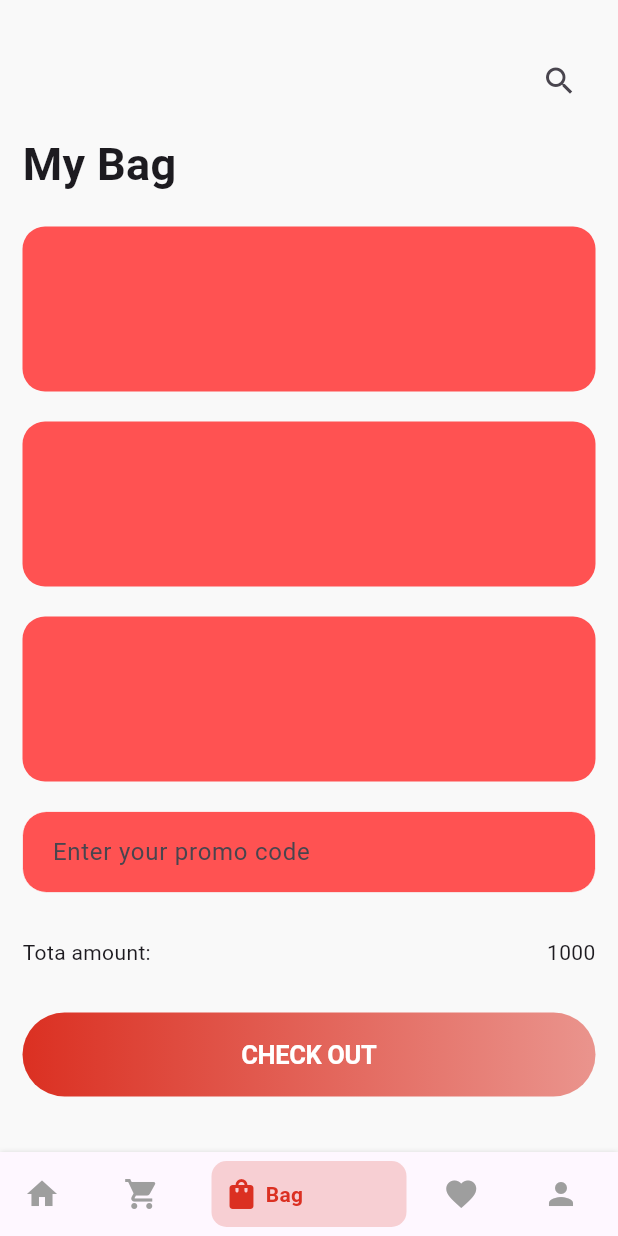
After one commit to RashadZA/fashion_shoping, a Flutter app: the MainScreen screen opened directly, item 3 of the bottom bar chosen, on a phone screen of 412 x 824 dp. The commit adds this screen. Run offline on Flutter 3.47's test engine with Material 3 defaults, Android fonts, the light colour scheme and no system bars; drawn by our look-alikes of bottom_navy_bar.

Commit message:
Main Screen Feature done

```diff
--- a/lib/core/utils/app_color.dart
+++ b/lib/core/utils/app_color.dart
@@ -16,6 +16,8 @@ const Color whiteColor = Colors.white;
 
 const primaryTextColor = Color(0xFF222222);
 
+const Color primaryColor = Color(0xFFDB3022);
+
 const Color buttonPrimaryColor = Color(0xFFDB3022);
 
 const Color gradientStartColor = Color(0xFFDB3022);
--- /dev/null
+++ b/lib/core/utils/app_data.dart
@@ -0,0 +1,42 @@
+part of 'design_utils.dart';
+
+ List<BottomNavigationBarItemModel> bottomNavigationBarItemList = [
+   BottomNavigationBarItemModel(
+    title: "Home",
+    icon: const Icon(Icons.home),
+    activeColor:  primaryColor,
+     inActiveColor: Colors.grey,
+  ),
+   BottomNavigationBarItemModel(
+    title: "Shop",
+    icon: const Icon(Icons.shopping_cart),
+    activeColor:  primaryColor,
+    inActiveColor: Colors.grey,
+  ),
+   BottomNavigationBarItemModel(
+    title: "Bag",
+    icon: const Icon(Icons.shopping_bag_rounded),
+    activeColor:  primaryColor,
+    inActiveColor: Colors.grey,
+  ),
+   BottomNavigationBarItemModel(
+    title: "Favorites",
+    icon: const Icon(Icons.favorite),
+    activeColor:  primaryColor,
+    inActiveColor: Colors.grey,
+  ),
+   BottomNavigationBarItemModel(
+    title: "Profile",
+    icon: const Icon(Icons.person),
+    activeColor: primaryColor,
+    inActiveColor: Colors.grey,
+  ),
+];
+
+ List<Widget> screensList = [
+ const HomeScreen(),
+ const ShopScreen(),
+ BagScreen(),
+ const FavoritesScreen(),
+ const ProfileScreen()
+];
--- a/lib/core/utils/design_utils.dart
+++ b/lib/core/utils/design_utils.dart
@@ -1,5 +1,13 @@
+import 'package:bottom_navy_bar/bottom_navy_bar.dart';
+import 'package:fashion_shoping/features/bag/presentation/pages/bag_screen.dart';
+import 'package:fashion_shoping/features/favorites/presentation/pages/favorites_screen.dart';
+import 'package:fashion_shoping/features/home/presentation/pages/home_screen.dart';
+import 'package:fashion_shoping/features/main/models/bottom_navigation_bar_item.dart';
+import 'package:fashion_shoping/features/profile/presentation/pages/profile_screen.dart';
+import 'package:fashion_shoping/features/shop/presentation/pages/shop_screen.dart';
 import 'package:flutter/cupertino.dart';
 import 'package:flutter/material.dart';
 
 part 'app_color.dart';
 part 'app_contants.dart';
+part 'app_data.dart';
--- /dev/null
+++ b/lib/features/bag/presentation/pages/bag_screen.dart
@@ -0,0 +1,106 @@
+import 'package:fashion_shoping/core/utils/design_utils.dart';
+import 'package:fashion_shoping/core/widgets/buttons/core_flat_button.dart';
+import 'package:fashion_shoping/core/widgets/core_textField.dart';
+import 'package:flutter/material.dart';
+
+class BagScreen extends StatelessWidget {
+  BagScreen({super.key});
+  final TextEditingController promoCodeTextEditController =
+      TextEditingController();
+
+  @override
+  Widget build(BuildContext context) {
+    return Scaffold(
+      backgroundColor: scaffoldBackgroundColor,
+      body: SingleChildScrollView(
+        padding: const EdgeInsets.symmetric(
+          horizontal: 15,
+          vertical: 30,
+        ),
+        child: Column(
+          crossAxisAlignment: CrossAxisAlignment.start,
+          children: [
+            Row(
+              children: [
+                Spacer(),
+                IconButton(
+                  onPressed: () {},
+                  icon: Icon(Icons.search),
+                ),
+              ],
+            ),
+            const SizedBox(
+              height: 10,
+            ),
+            const Text(
+              "My Bag",
+              style: TextStyle(
+                fontSize: 30,
+                fontWeight: FontWeight.bold,
+              ),
+            ),
+            const SizedBox(
+              height: 20,
+            ),
+            Container(
+              height: 110,
+              decoration: BoxDecoration(
+                color: redAccentColor,
+                borderRadius: BorderRadius.circular(15),
+              ),
+            ),
+            const SizedBox(
+              height: 20,
+            ),
+            Container(
+              height: 110,
+              decoration: BoxDecoration(
+                color: redAccentColor,
+                borderRadius: BorderRadius.circular(15),
+              ),
+            ),
+            const SizedBox(
+              height: 20,
+            ),
+            Container(
+              height: 110,
+              decoration: BoxDecoration(
+                color: redAccentColor,
+                borderRadius: BorderRadius.circular(15),
+              ),
+            ),
+            const SizedBox(
+              height: 20,
+            ),
+            CoreTextField(
+              fillColor: redAccentColor,
+              hintText: "Enter your promo code",
+              keyboardType: TextInputType.text,
+              textInputAction: TextInputAction.done,
+              controller: promoCodeTextEditController,
+            ),
+            const SizedBox(
+              height: 30,
+            ),
+            Row(
+              mainAxisAlignment: MainAxisAlignment.spaceBetween,
+              children: [
+                Text("Tota amount:"),
+                Text("1000"),
+              ],
+            ),
+            const SizedBox(
+              height: 30,
+            ),
+            CoreFlatButton(
+              onPressed: (){},
+              borderRadius: 30,
+              text: "CHECK OUT",
+              isGradientBg: true,
+            ),
+          ],
+        ),
+      ),
+    );
+  }
+}
--- /dev/null
+++ b/lib/features/favorites/presentation/pages/favorites_screen.dart
@@ -0,0 +1,18 @@
+import 'package:fashion_shoping/core/utils/design_utils.dart';
+import 'package:flutter/material.dart';
+
+class FavoritesScreen extends StatelessWidget {
+  const FavoritesScreen({super.key});
+
+  @override
+  Widget build(BuildContext context) {
+    return const Scaffold(
+      backgroundColor: scaffoldBackgroundColor,
+      body: Center(
+        child: Text(
+            "Favorites Screen"
+        ),
+      ),
+    );
+  }
+}
--- /dev/null
+++ b/lib/features/home/presentation/pages/home_screen.dart
@@ -0,0 +1,18 @@
+import 'package:fashion_shoping/core/utils/design_utils.dart';
+import 'package:flutter/material.dart';
+
+class HomeScreen extends StatelessWidget {
+  const HomeScreen({super.key});
+
+  @override
+  Widget build(BuildContext context) {
+    return const Scaffold(
+      backgroundColor: scaffoldBackgroundColor,
+      body: Center(
+        child: Text(
+          "Home Screen"
+        ),
+      ),
+    );
+  }
+}
--- a/lib/features/login/presentation/pages/signin_screen.dart
+++ b/lib/features/login/presentation/pages/signin_screen.dart
@@ -4,6 +4,7 @@ import 'package:fashion_shoping/core/widgets/buttons/core_flat_button.dart';
 import 'package:fashion_shoping/core/widgets/core_textField.dart';
 import 'package:fashion_shoping/features/login/presentation/pages/forgot_password.dart';
 import 'package:fashion_shoping/features/login/presentation/pages/signup_screen.dart';
+import 'package:fashion_shoping/features/main/main_screen.dart';
 import 'package:flutter/material.dart';
 
 class SignInScreen extends StatelessWidget {
@@ -82,7 +83,13 @@ class SignInScreen extends StatelessWidget {
                     height: 10,
                   ),
                   CoreFlatButton(
-                    onPressed: (){},
+                    onPressed: (){
+                      Navigator.of(context).pushReplacement(
+                        MaterialPageRoute(
+                          builder: (context) => const MainScreen(),
+                        ),
+                      );
+                    },
                     text: "SIGN IN",
                     isGradientBg: true,
                   ),
--- /dev/null
+++ b/lib/features/main/main_screen.dart
@@ -0,0 +1,58 @@
+import 'package:animations/animations.dart';
+import 'package:bottom_navy_bar/bottom_navy_bar.dart';
+import 'package:fashion_shoping/core/utils/design_utils.dart';
+import 'package:fashion_shoping/features/main/widgets/page_wrapper.dart';
+import 'package:flutter/material.dart';
+class MainScreen extends StatefulWidget {
+  const MainScreen({super.key});
+
+
+  @override
+  State<MainScreen> createState() => _MainScreenState();
+}
+
+class _MainScreenState extends State<MainScreen> {
+
+  int newIndex = 0;
+
+  @override
+  Widget build(BuildContext context) {
+    return PageWrapper(
+      child: Scaffold(
+        bottomNavigationBar: BottomNavyBar(
+          itemCornerRadius: 10,
+          selectedIndex: newIndex,
+          items: bottomNavigationBarItemList
+              .map(
+                (item) => BottomNavyBarItem(
+              icon: item.icon,
+              title: Text(item.title),
+              activeColor: item.activeColor,
+              inactiveColor: item.inActiveColor,
+            ),
+          )
+              .toList(),
+          onItemSelected: (currentIndex) {
+            newIndex = currentIndex;
+            setState(() {});
+          },
+        ),
+        body: PageTransitionSwitcher(
+          duration: const Duration(seconds: 1),
+          transitionBuilder: (
+              Widget child,
+              Animation<double> animation,
+              Animation<double> secondaryAnimation,
+              ) {
+            return FadeThroughTransition(
+              animation: animation,
+              secondaryAnimation: secondaryAnimation,
+              child: child,
+            );
+          },
+          child: screensList[newIndex],
+        ),
+      ),
+    );
+  }
+}
--- /dev/null
+++ b/lib/features/main/models/bottom_navigation_bar_item.dart
@@ -0,0 +1,17 @@
+import 'package:flutter/material.dart' show Icon, Color;
+
+class BottomNavigationBarItemModel {
+  String title;
+  Icon icon;
+  Color activeColor;
+  Color inActiveColor;
+
+  BottomNavigationBarItemModel(
+  {
+    required this.title,
+    required this.icon,
+    required this.activeColor,
+    required this.inActiveColor,
+}
+      );
+}
--- /dev/null
+++ b/lib/features/main/widgets/page_wrapper.dart
@@ -0,0 +1,14 @@
+import 'package:flutter/material.dart';
+
+class PageWrapper extends StatelessWidget {
+  final Widget child;
+  const PageWrapper({super.key, required this.child});
+
+  @override
+  Widget build(BuildContext context) {
+    return Center(
+      child: ConstrainedBox(
+          constraints: const BoxConstraints(maxWidth: 800), child: child),
+    );
+  }
+}
--- /dev/null
+++ b/lib/features/profile/presentation/pages/profile_screen.dart
@@ -0,0 +1,18 @@
+import 'package:fashion_shoping/core/utils/design_utils.dart';
+import 'package:flutter/material.dart';
+
+class ProfileScreen extends StatelessWidget {
+  const ProfileScreen({super.key});
+
+  @override
+  Widget build(BuildContext context) {
+    return const Scaffold(
+      backgroundColor: scaffoldBackgroundColor,
+      body: Center(
+        child: Text(
+            "Profile Screen"
+        ),
+      ),
+    );
+  }
+}
--- /dev/null
+++ b/lib/features/shop/presentation/pages/shop_screen.dart
@@ -0,0 +1,18 @@
+import 'package:fashion_shoping/core/utils/design_utils.dart';
+import 'package:flutter/material.dart';
+
+class ShopScreen extends StatelessWidget {
+  const ShopScreen({super.key});
+
+  @override
+  Widget build(BuildContext context) {
+    return const Scaffold(
+      backgroundColor: scaffoldBackgroundColor,
+      body: Center(
+        child: Text(
+            "Shop Screen"
+        ),
+      ),
+    );
+  }
+}
--- a/pubspec.yaml
+++ b/pubspec.yaml
@@ -35,6 +35,9 @@ dependencies:
   # The following adds the Cupertino Icons font to your application.
   # Use with the CupertinoIcons class for iOS style icons.
   cupertino_icons: ^1.0.2
+
+  animations: ^2.0.11
+  bottom_navy_bar: ^6.0.0
 
 dev_dependencies:
   flutter_test:
```
Also changed, not shown: pubspec.lock.
